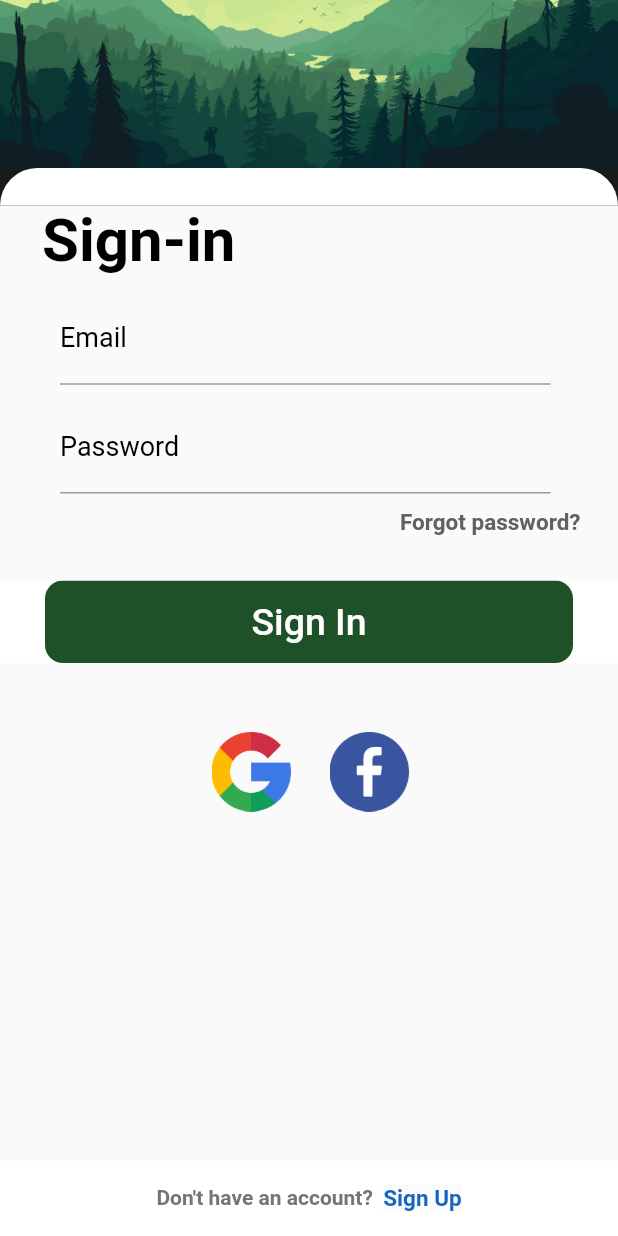
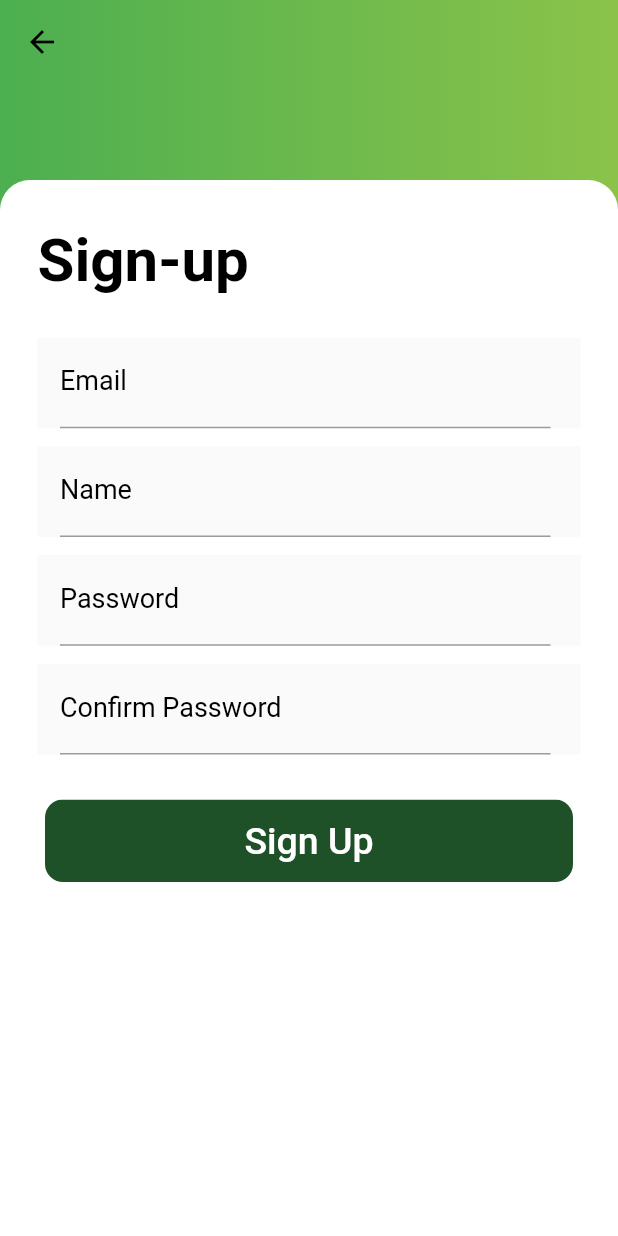
Before and after one commit to AnhTan1420/AppKeyboardShop, a Flutter app: the screen it shows after launch, after a tap on "Sign Up", on a phone screen of 412 x 824 dp. Run offline on Flutter 3.47's test engine with Material 2 defaults, Android fonts, the light colour scheme and no system bars; our stand-ins replace get; Roboto replaces fonts that are missing (Segoe UI).

Commit message:
Ver_1.0.3

```diff
--- a/lib/Screen/signin_screen.dart
+++ b/lib/Screen/signin_screen.dart
@@ -1,6 +1,7 @@
 import 'package:flutter/cupertino.dart';
 import 'package:flutter/material.dart';
 import 'package:get/get.dart';
+import 'package:kleyboardshop/Screen/signup_screen.dart';
 import 'package:kleyboardshop/widgets/input_text_widget.dart';
 
 class LoginScreen extends StatefulWidget {
@@ -172,18 +173,16 @@ class _SearchScreenState extends State<LoginScreen> {
       ),
     ];
     return Scaffold(
-      extendBodyBehindAppBar: true,
-      appBar: AppBar(
-        backgroundColor: Colors.transparent,
-        elevation: 0.0,
-      ),
       body: CustomScrollView(
         slivers: <Widget>[
           SliverAppBar(
+            leading: InkWell(
+              onTap: (){},
+            ),
             pinned: _pinned,
             snap: _snap,
             floating: _floating,
-            expandedHeight: coverHeight - 150, //304,
+            expandedHeight: coverHeight - 60, //304,
             backgroundColor: Colors.transparent,
             flexibleSpace: FlexibleSpaceBar(
               background:
@@ -240,7 +239,7 @@ class _SearchScreenState extends State<LoginScreen> {
                     child: InkWell(
                   onTap: () {
                     print("sign up tapped");
-                    //Get.to(SignUpScreen());
+                    Get.to(SignUpScreen());
                   },
                   child: Text(
                     "Sign Up",
--- a/lib/Screen/signup_screen.dart
+++ b/lib/Screen/signup_screen.dart
@@ -1,12 +1,41 @@
 import 'package:flutter/cupertino.dart';
 import 'package:flutter/material.dart';
+import 'package:get/get.dart';
+import 'package:kleyboardshop/Screen/signin_screen.dart';
+import 'package:kleyboardshop/widgets/input_text_widget.dart';
 
-class SignUp extends StatelessWidget {
-  const SignUp({Key? key}) : super(key: key);
+class SignUpScreen extends StatefulWidget {
+  SignUpScreen() : super();
 
   @override
+  _SignUpScreenState createState() => _SignUpScreenState();
+}
+
+class _SignUpScreenState extends State<SignUpScreen> {
+  final _formKey = GlobalKey<FormState>();
+  final TextEditingController _name = TextEditingController();
+  final TextEditingController _pass = TextEditingController();
+  final TextEditingController _confirmPass = TextEditingController();
+  final TextEditingController _emailController = TextEditingController();
+  @override
   Widget build(BuildContext context) {
+    final screenWidth = MediaQuery.of(context).size.width;
+    final screenHeight = MediaQuery.of(context).size.height;
     return Scaffold(
+      extendBodyBehindAppBar: true,
+
+      appBar: AppBar(
+        backgroundColor: Colors.transparent,
+        elevation: 0.0,
+        //centerTitle: true,
+        leading: InkWell(
+          onTap: () => Get.to(LoginScreen()),
+          child:  Icon(
+            Icons.arrow_back,
+            color: Colors.black,
+          ),
+        ),
+      ),
       body: Container(
         decoration: const BoxDecoration(
             gradient: LinearGradient(
@@ -16,17 +45,18 @@ class SignUp extends StatelessWidget {
             Colors.green,
             Colors.lightGreen,
           ],
-            )
-        ),
+        )),
         child: Column(
           children: [
             SizedBox(
               width: MediaQuery.of(context).size.width,
-              height: 150,
+              height: 120,
             ),
             Expanded(
               child: SingleChildScrollView(
                 child: Container(
+                  width: screenWidth,
+                  height: screenHeight,
                   decoration: const BoxDecoration(
                       color: Colors.white,
                       borderRadius: BorderRadius.only(
@@ -36,7 +66,7 @@ class SignUp extends StatelessWidget {
                     children: [
                       Padding(
                         padding: const EdgeInsets.only(
-                            top: 40, bottom: 25, left: 25),
+                            top: 30, bottom: 25, left: 25),
                         child: SizedBox(
                           width: MediaQuery.of(context).size.width,
                           height: 50,
@@ -52,142 +82,82 @@ class SignUp extends StatelessWidget {
                       ),
                       // SingleChildScrollView(
                       //   scrollDirection: Axis.vertical,
-                      Padding(
-                        padding: const EdgeInsets.only(left: 50, right: 50),
+                      Form(
+                          key: _formKey,
                           child: Column(
                             children: [
-                            // Email filed
-                            const Padding(
-                              padding: EdgeInsets.only(bottom: 20),
-                              child: TextField(
-                                decoration: InputDecoration(
-                                  labelText: 'Email',
-                                  floatingLabelBehavior:
-                                  FloatingLabelBehavior.always,
-                                  hintText: 'Your email',
-                                  hintStyle: TextStyle(
-                                    color: Colors.grey,
+                              InputTextWidget(
+                                  controller: _emailController,
+                                  labelText: "Email",
+                                  obscureText: false,
+                                  keyboardType: TextInputType.emailAddress),
+                              const SizedBox(
+                                height: 12.0,
                               ),
-                                  labelStyle: TextStyle(
-                                    fontFamily: 'Montserrat',
-                                    fontWeight: FontWeight.bold,
-                                    color: Colors.black,
-                                    fontSize: 30,
+                              InputTextWidget(
+                                  controller: _name,
+                                  labelText: "Name",
+                                  obscureText: true,
+                                  keyboardType: TextInputType.text),
+                              const SizedBox(
+                                height: 12.0,
                               ),
-                                  focusedBorder: UnderlineInputBorder(
-                                      borderSide:
-                                      BorderSide(color: Colors.green)),
+                              InputTextWidget(
+                                  controller: _pass,
+                                  labelText: "Password",
+                                  obscureText: true,
+                                  keyboardType: TextInputType.text),
+                              const SizedBox(
+                                height: 12.0,
                               ),
+                              InputTextWidget(
+                                  controller: _confirmPass,
+                                  labelText: "Confirm Password",
                                   obscureText: true,
+                                  keyboardType: TextInputType.text),
+                              const SizedBox(
+                                height: 30.0,
+                              ),
+                              Container(
+                                height: 55.0,
+                                child: ElevatedButton(
+                                  onPressed: () async {
+                                    if (_formKey.currentState!.validate()) {
+                                      print("Sign up tapping");
+                                    }
+                                    //Get.to(ChoiceScreen());
+                                  },
+                                  style: ElevatedButton.styleFrom(
+                                    primary: Colors.white,
+                                    elevation: 0.0,
+                                    minimumSize: Size(screenWidth, 150),
+                                    padding:
+                                        EdgeInsets.symmetric(horizontal: 30),
+                                    shape: const RoundedRectangleBorder(
+                                      borderRadius:
+                                          BorderRadius.all(Radius.circular(0)),
                                     ),
                                   ),
-
-                            // Name filed
-                            const Padding(
-                              padding: EdgeInsets.only(bottom: 20),
-                              child: TextField(
-                                decoration: InputDecoration(
-                                  labelText: 'Name',
-                                  floatingLabelBehavior:
-                                  FloatingLabelBehavior.always,
-                                  hintText: 'Your name',
-                                  hintStyle: TextStyle(
-                                    color: Colors.grey,
-                                  ),
-                                  labelStyle: TextStyle(
-                                    fontFamily: 'Montserrat',
-                                    fontWeight: FontWeight.bold,
-                                    color: Colors.black,
-                                    fontSize: 30,
-                                  ),
-                                  focusedBorder: UnderlineInputBorder(
-                                      borderSide:
-                                      BorderSide(color: Colors.green)),
-                                ),
-                                obscureText: true,
-                              ),
-                            ),
-
-                            // Password filed
-                            const Padding(
-                              padding: EdgeInsets.only(bottom: 20),
-                              child: TextField(
-                                decoration: InputDecoration(
-                                  labelText: 'Password',
-                                  floatingLabelBehavior:
-                                  FloatingLabelBehavior.always,
-                                  hintText: 'Password',
-                                  hintStyle: TextStyle(
-                                    color: Colors.grey,
-                                  ),
-                                  labelStyle: TextStyle(
-                                    fontFamily: 'Montserrat',
-                                    fontWeight: FontWeight.bold,
-                                    color: Colors.black,
-                                    fontSize: 30,
-                                  ),
-                                  focusedBorder: UnderlineInputBorder(
-                                      borderSide:
-                                      BorderSide(color: Colors.green)),
-                                ),
-                                obscureText: true,
-                              ),
-                            ),
-
-                            // Confirm password filed
-                            const Padding(
-                              padding: EdgeInsets.only(bottom: 20),
-                              child: TextField(
-                                decoration: InputDecoration(
-                                  labelText: 'Confirm password',
-                                  floatingLabelBehavior:
-                                  FloatingLabelBehavior.always,
-                                  hintText: 'Confirm password',
-                                  hintStyle: TextStyle(
-                                    color: Colors.grey,
-                                  ),
-                                  labelStyle: TextStyle(
-                                    fontFamily: 'Montserrat',
-                                    fontWeight: FontWeight.bold,
-                                    color: Colors.black,
-                                    fontSize: 30,
-                                  ),
-                                  focusedBorder: UnderlineInputBorder(
-                                      borderSide:
-                                      BorderSide(color: Colors.green)),
-                                ),
-                                obscureText: true,
-                              ),
-                            ),
-
-                            // Button Sign up
-                            Padding(
-                              padding:
-                              const EdgeInsets.only(top: 10, bottom: 10),
-                              child: SizedBox(
-                                width: MediaQuery.of(context).size.width,
-                                height: 50,
+                                  child: Ink(
+                                    decoration: BoxDecoration(
+                                        color: const Color(
+                                            0xff1E5128), // Color(0xffF05945),
+                                        borderRadius:
+                                            BorderRadius.circular(12.0)),
                                     child: Container(
-                                  decoration: BoxDecoration(
-                                    color: Colors.green,
-                                    borderRadius: BorderRadius.circular(30),
-                                  ),
-                                  child: const Center(
-                                    child: Text(
-                                      'Sign up',
+                                      alignment: Alignment.center,
+                                      child: const Text(
+                                        "Sign Up",
+                                        textAlign: TextAlign.center,
                                         style: TextStyle(
-                                        fontSize: 25,
-                                        fontWeight: FontWeight.bold,
-                                        color: Colors.white,
-                                      ),
+                                            color: Colors.white, fontSize: 25),
                                       ),
                                     ),
                                   ),
                                 ),
                               ),
                             ],
-                        ),
-                      ),
+                          )),
                       // ),
                     ],
                   ),
--- a/lib/main.dart
+++ b/lib/main.dart
@@ -1,4 +1,5 @@
 import 'package:flutter/material.dart';
+import 'package:kleyboardshop/Screen/signup_screen.dart';
 import 'package:provider/provider.dart';
 import 'package:get/get.dart';
 import 'package:kleyboardshop/Screen/signin_screen.dart';
@@ -11,6 +12,7 @@ class MyApp extends StatelessWidget {
   @override
   Widget build(BuildContext context) {
     return GetMaterialApp(
+      debugShowCheckedModeBanner: false,
       title: 'Flutter Demo',
       theme: ThemeData(
         primarySwatch: Colors.blue,
```
Lines whose indentation alone changed are shown as unchanged.
